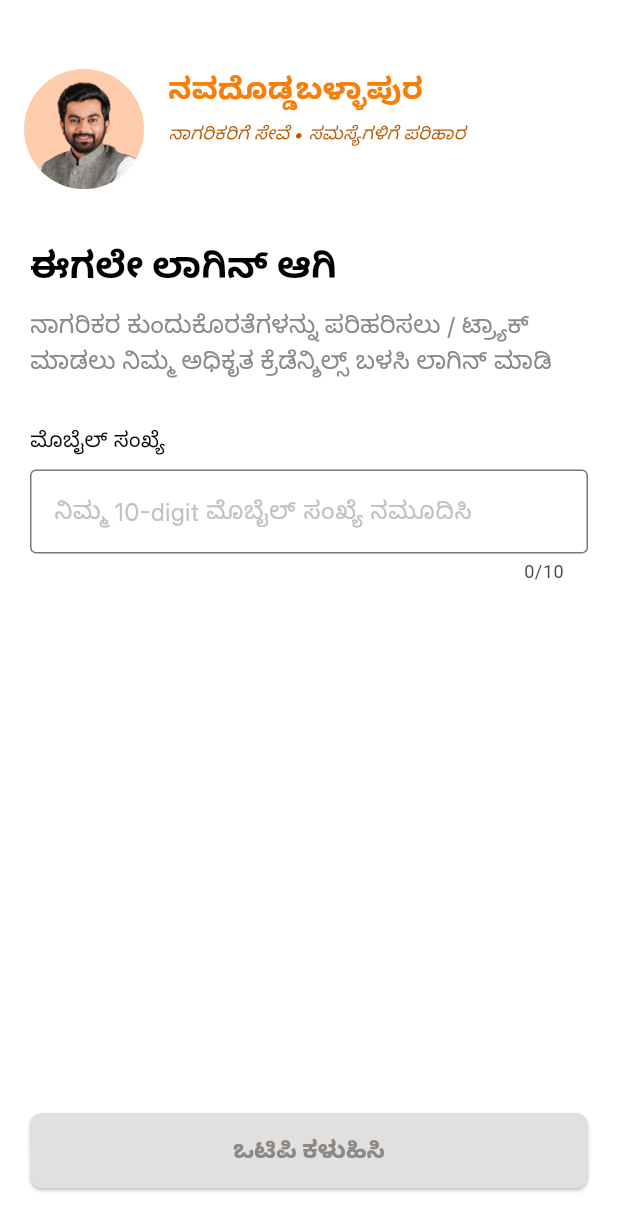
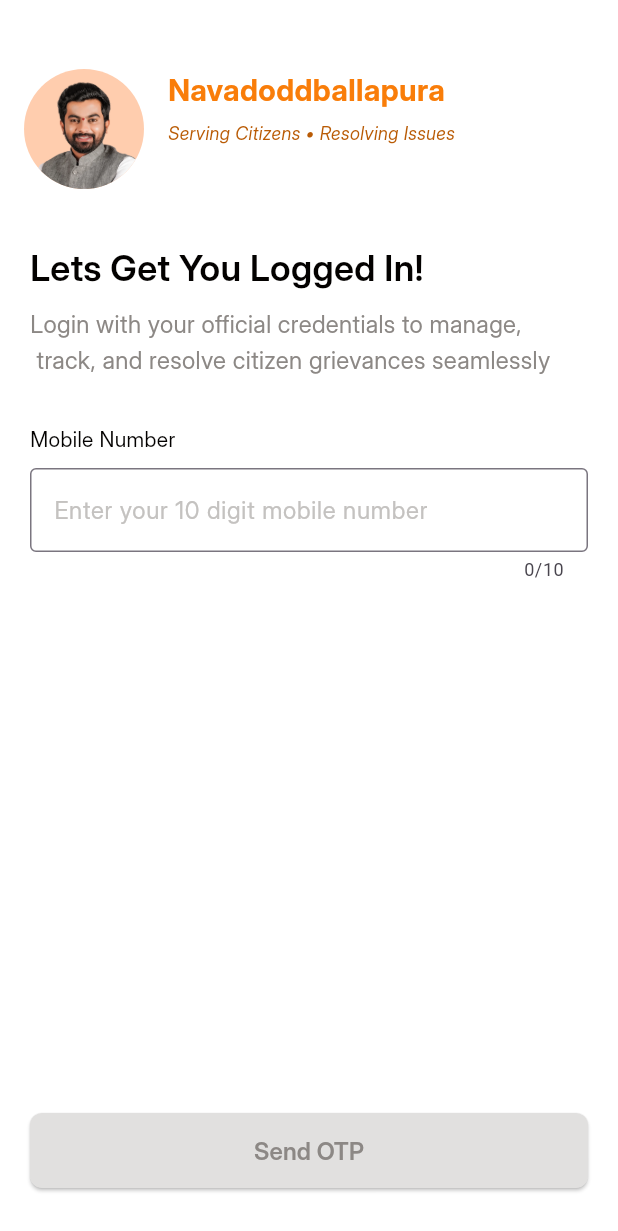
Before and after one commit to a3hwin/NDB_DEPARTMENT, a Flutter app: the screen it shows after launch, on a phone screen of 412 x 824 dp. Shown: the top 1231 px of the screen. Run offline on Flutter 3.47's test engine with Material 3 defaults, Android fonts, the phone set to English and light mode, and no system bars; our stand-ins replace connectivity_plus, firebase_core, firebase_messaging, flutter_secure_storage, flutter_svg, geocoding and 3 more; accounts and stored records are empty; Roboto replaces fonts that are missing (Inter Display); project files that could hold a hidden picture were left out.

Commit message:
Latest commit

```diff
--- a/lib/grievancesPage.dart
+++ b/lib/grievancesPage.dart
@@ -471,7 +471,7 @@ class _GrievancesScreenState extends State<GrievancesScreen> {
               controller: _searchController,
               onChanged: (value) => setState(() {}),
               decoration: const InputDecoration(
-                hintText: 'ಐಡಿ, ಟೈಟಲ್‌ ಅಥವಾ ಸ್ಥಳದ ಮೂಲಕ ದೂರುಗಳನ್ನು ಹುಡುಕಿ',
+                hintText: 'Search Grievances by ID, Title, area...',
                 hintStyle: TextStyle(
                   color: Color(0xFFC4C2C0),
                   fontSize: 16,
@@ -825,7 +825,7 @@ class _GrievancesSliverAppBarDelegate extends SliverPersistentHeaderDelegate {
                       child: Align(
                         alignment: Alignment.centerLeft,
                         child: Text(
-                          'ದೂರುಗಳು',
+                          'Grievances',
                           style: TextStyle(
                             color: Color(0xFF030100),
                             fontSize: 16,
@@ -868,7 +868,7 @@ class _GrievancesSliverAppBarDelegate extends SliverPersistentHeaderDelegate {
                 child: const SizedBox(
                   width: 335,
                   child: Text(
-                    'ದೂರುಗಳು',
+                    'Grievances',
                     style: TextStyle(
                       color: Color(0xFF030100),
                       fontSize: 24,
@@ -892,7 +892,7 @@ class _GrievancesSliverAppBarDelegate extends SliverPersistentHeaderDelegate {
                 child: const SizedBox(
                   width: 335,
                   child: Text(
-                    'ನಾಗರಿಕರ ಸಮಸ್ಯೆಗಳನ್ನು ನಿರ್ವಹಿಸಿ, ಪರಿಹರಿಸಿ ಮತ್ತು ಪ್ರತಿಕ್ರಿಯಿಸಿ.  \n   ',
+                    'Manage, Resolve an respond to citizen\nconcerns',
                     style: TextStyle(
                       color: Color(0xFF8C8885),
                       fontSize: 16,
--- a/lib/home_page.dart
+++ b/lib/home_page.dart
@@ -55,7 +55,7 @@ class _DashboardSliverAppBarDelegate extends SliverPersistentHeaderDelegate {
             left: 20,
             top: titleTopPosition,
             child: const Text(
-              'ಡ್ಯಾಶ್‌ಬೋರ್ಡ್‌',
+              'Dashboard',
               style: TextStyle(
                 fontSize: 24,
                 fontWeight: FontWeight.w600,
@@ -72,7 +72,7 @@ class _DashboardSliverAppBarDelegate extends SliverPersistentHeaderDelegate {
               opacity: visibilityPercentage,
               duration: const Duration(milliseconds: 300),
               child: const Text(
-                'ಅಡ್ಮಿನ್‌ ಅವರಿಗೆ ಸ್ವಾಗತ,  ಇಂದು ಏನಾಗುತ್ತಿದೆ ಎಂಬುದು ಇಲ್ಲಿದೆ.',
+                'Welcome Admin, here is what’s happening today.',
                 style: TextStyle(
                   fontSize: 16,
                   fontWeight: FontWeight.w400,
@@ -582,7 +582,7 @@ class _DashboardPageState extends State<DashboardPage> {
                                   mainAxisAlignment: MainAxisAlignment.center,
                                   children: [
                                     const Text(
-                                      'ಒಟ್ಟೂ ಸ್ವೀಕೃತವಾದ \nದೂರುಗಳು',
+                                      'Total Grievances \nRecieved',
                                       style: TextStyle(
                                         fontSize: 12,
                                         fontWeight: FontWeight.w400,
@@ -599,7 +599,7 @@ class _DashboardPageState extends State<DashboardPage> {
                                         fontSize: 20,
                                         fontWeight: FontWeight.w600,
                                         fontFamily: 'Inter Display',
-                                        color: Color(0xFF036B1E),
+                                        color: Color(0xFFD97706),
                                         height: 1.2,
                                       ),
                                       textAlign: TextAlign.center,
@@ -621,7 +621,7 @@ class _DashboardPageState extends State<DashboardPage> {
                                   mainAxisAlignment: MainAxisAlignment.center,
                                   children: [
                                     const Text(
-                                      'ಒಟ್ಟೂ ಪರಿಹರಿಸಲಾದ ದೂರುಗಳು',
+                                      'Total Grievances \nResolved',
                                       style: TextStyle(
                                         fontSize: 12,
                                         fontWeight: FontWeight.w400,
@@ -643,7 +643,7 @@ class _DashboardPageState extends State<DashboardPage> {
                                         fontSize: 20,
                                         fontWeight: FontWeight.w600,
                                         fontFamily: 'Inter Display',
-                                        color: Color(0xFFD97706),
+                                        color: Color(0xFF036B1E),
                                         height: 1.2,
                                       ),
                                       textAlign: TextAlign.center,
@@ -663,7 +663,7 @@ class _DashboardPageState extends State<DashboardPage> {
                         mainAxisAlignment: MainAxisAlignment.spaceBetween,
                         children: [
                           const Text(
-                            'ಇತ್ತೀಚಿನ ಚಟುವಟಿಕೆಗಳು',
+                            'Recent Grievances',
                             style: TextStyle(
                               fontSize: 20,
                               fontWeight: FontWeight.w600,
@@ -683,7 +683,7 @@ class _DashboardPageState extends State<DashboardPage> {
                               );
                             },
                             child: const Text(
-                              'ಎಲ್ಲವನ್ನೂ ತೋರಿಸಿ',
+                              'View All',
                               style: TextStyle(
                                 fontSize: 14,
                                 fontWeight: FontWeight.w400,
--- a/lib/login_page.dart
+++ b/lib/login_page.dart
@@ -282,7 +282,7 @@ class _LoginPageState extends State<LoginPage> {
                               crossAxisAlignment: CrossAxisAlignment.start,
                               children: const [
                                 Text(
-                                  'ನವದೊಡ್ಡಬಳ್ಳಾಪುರ',
+                                  'Navadoddballapura',
                                   style: TextStyle(
                                     fontSize: 20,
                                     fontFamily: 'Inter Display',
@@ -293,7 +293,7 @@ class _LoginPageState extends State<LoginPage> {
                                 ),
                                 SizedBox(height: 5),
                                 Text(
-                                  'ನಾಗರಿಕರಿಗೆ ಸೇವೆ • ಸಮಸ್ಯೆಗಳಿಗೆ ಪರಿಹಾರ',
+                                  'Serving Citizens • Resolving Issues',
                                   style: TextStyle(
                                     fontSize: 12,
                                     fontStyle: FontStyle.italic,
@@ -315,7 +315,7 @@ class _LoginPageState extends State<LoginPage> {
                           crossAxisAlignment: CrossAxisAlignment.start,
                           children: [
                             const Text(
-                              "ಈಗಲೇ ಲಾಗಿನ್‌ ಆಗಿ",
+                              "Lets Get You Logged In!",
                               style: TextStyle(
                                 fontSize: 24,
                                 fontWeight: FontWeight.w600,
@@ -326,7 +326,7 @@ class _LoginPageState extends State<LoginPage> {
                             ),
                             const SizedBox(height: 10),
                             const Text(
-                              'ನಾಗರಿಕರ ಕುಂದುಕೊರತೆಗಳನ್ನು ಪರಿಹರಿಸಲು / ಟ್ರ್ಯಾಕ್‌ ಮಾಡಲು ನಿಮ್ಮ ಅಧಿಕೃತ ಕ್ರೆಡೆನ್ಶಿಲ್ಸ್‌ ಬಳಸಿ ಲಾಗಿನ್‌ ಮಾಡಿ',
+                              'Login with your official credentials to manage, \n track, and resolve citizen grievances seamlessly',
                               textAlign: TextAlign.left,
                               style: TextStyle(
                                 fontSize: 16,
@@ -338,7 +338,7 @@ class _LoginPageState extends State<LoginPage> {
                             ),
                             const SizedBox(height: 30),
                             const Text(
-                              'ಮೊಬೈಲ್‌ ಸಂಖ್ಯೆ',
+                              'Mobile Number',
                               style: TextStyle(
                                 fontSize: 14,
                                 color: Color(0xFF030100),
@@ -351,7 +351,7 @@ class _LoginPageState extends State<LoginPage> {
                             TextField(
                               controller: _mobileController,
                               decoration: InputDecoration(
-                                hintText: 'ನಿಮ್ಮ 10-digit ಮೊಬೈಲ್‌ ಸಂಖ್ಯೆ ನಮೂದಿಸಿ',
+                                hintText: 'Enter your 10 digit mobile number',
                                 hintStyle: const TextStyle(
                                   color: Color(0xFFC4C2C0),
                                   fontSize: 16,
@@ -369,7 +369,7 @@ class _LoginPageState extends State<LoginPage> {
                             const SizedBox(height: 20),
                             if (_otpSent) ...[
                               const Text(
-                                'ಒಟಿಪಿ (6 digits)',
+                                'OTP (6 digits)',
                                 style: TextStyle(
                                   fontSize: 14,
                                   color: Color(0xFF030100),
@@ -382,7 +382,7 @@ class _LoginPageState extends State<LoginPage> {
                               TextField(
                                 controller: _otpController,
                                 decoration: const InputDecoration(
-                                  hintText: 'ಸ್ವೀಕರಿಸಿದ 6 digit ಒಟಿಪಿ ನಮೂದಿಸಿ',
+                                  hintText: 'Enter the 6 digit OTP received',
                                   hintStyle: TextStyle(
                                     color: Color(0xFFC4C2C0),
                                     fontSize: 16,
@@ -439,7 +439,7 @@ class _LoginPageState extends State<LoginPage> {
                                 color: Colors.white,
                               )
                               : Text(
-                                _otpSent ? 'ಒಟಿಪಿ ದೃಢೀಕರಿಸಿ' : 'ಒಟಿಪಿ ಕಳುಹಿಸಿ',
+                                _otpSent ? 'Verify OTP' : 'Send OTP',
                                 style: TextStyle(
                                   fontSize: 16,
                                   color:
--- a/lib/main.dart
+++ b/lib/main.dart
@@ -337,7 +337,19 @@ class _SplashScreenState extends State<SplashScreen> with SingleTickerProviderSt
               ),
               const SizedBox(height: 20, width: 274),
               const Text(
-                'ನವದೊಡ್ಡಬಳ್ಳಾಪುರ',
+                'Navadoddballapura',
+                textAlign: TextAlign.center,
+                style: TextStyle(
+                  fontSize: 24,
+                  fontFamily: 'Inter Display',
+                  fontWeight: FontWeight.w700,
+                  color: Colors.white,
+                  height: 1.33,
+                ),
+              ),
+              const SizedBox(height: 5, width: 274),
+              const Text(
+                'Grievance Desk',
                 textAlign: TextAlign.center,
                 style: TextStyle(
                   fontSize: 24,
@@ -349,19 +361,7 @@ class _SplashScreenState extends State<SplashScreen> with SingleTickerProviderSt
               ),
               const SizedBox(height: 10, width: 274),
               const Text(
-                'ದೂರುಗಳ ಸ್ವೀಕೃತಿ ಕೇಂದ್ರ',
-                textAlign: TextAlign.center,
-                style: TextStyle(
-                  fontSize: 24,
-                  fontFamily: 'Inter Display',
-                  fontWeight: FontWeight.w500,
-                  color: Colors.white,
-                  height: 1.33,
-                ),
-              ),
-              const SizedBox(height: 10, width: 274),
-              const Text(
-                'ನಾಗರಿಕರಿಗೆ ಸೇವೆ • ಸಮಸ್ಯೆಗಳಿಗೆ ಪರಿಹಾರ',
+                'Serving Citizens • Resolving Grievances',
                 textAlign: TextAlign.center,
                 style: TextStyle(
                   fontSize: 12,
--- a/lib/notif.dart
+++ b/lib/notif.dart
@@ -525,7 +525,7 @@ class _NotificationsSliverAppBarDelegate extends SliverPersistentHeaderDelegate
               child: const SizedBox(
                 width: 335,
                 child: Text(
-                  'ಅಧಿಸೂಚನೆಗಳು',
+                  'Notifications',
                   style: TextStyle(
                     color: Color(0xFF030100),
                     fontSize: 24,
@@ -545,7 +545,7 @@ class _NotificationsSliverAppBarDelegate extends SliverPersistentHeaderDelegate
               child: const SizedBox(
                 width: 335,
                 child: Text(
-                  'ನಿಮಗೆ ನಿಯೋಜಿಸಲಾಗಿರುವ ದೂರುಗಳ ಬಗ್ಗೆ ಮಾಹಿತಿ ಹೊಂದಿರಿ',
+                  'Stay update with your assigned grievances\nand system alerts',
                   style: TextStyle(
                     color: Color(0xFF8C8885),
                     fontSize: 16,
--- a/lib/profile.dart
+++ b/lib/profile.dart
@@ -2,6 +2,7 @@ import 'package:flutter/material.dart';
 import 'package:flutter_svg/flutter_svg.dart';
 import 'package:flutter_secure_storage/flutter_secure_storage.dart';
 import 'package:http/http.dart' as http;
+import 'package:url_launcher/url_launcher.dart'; // Add this import
 import 'dart:convert';
 import 'bottomNavBar.dart';
 import 'home_page.dart';
@@ -101,6 +102,18 @@ class _ProfilePageState extends State<ProfilePage> {
     );
   }
 
+  // Function to initiate a phone call
+  Future<void> _makePhoneCall(String phoneNumber) async {
+    final Uri phoneUri = Uri(scheme: 'tel', path: phoneNumber);
+    if (await canLaunchUrl(phoneUri)) {
+      await launchUrl(phoneUri);
+    } else {
+      ScaffoldMessenger.of(context).showSnackBar(
+        const SnackBar(content: Text('Could not launch phone dialer')),
+      );
+    }
+  }
+
   @override
   Widget build(BuildContext context) {
     return Scaffold(
@@ -188,8 +201,8 @@ class _ProfilePageState extends State<ProfilePage> {
                 child: Column(
                   children: [
                     buildNonExpandableOption(
-                      'ಪ್ರೋಫೈಲ್‌ ತಿದ್ದುಪಡಿ',
-                      'ನಿಮ್ಮ ಮಾಹಿತಿಯನ್ನು ನವೀಕರಿಸಿ',
+                      'Edit Profile',
+                      'Update your information',
                       () {
                         Navigator.push(
                           context,
@@ -200,8 +213,8 @@ class _ProfilePageState extends State<ProfilePage> {
                       },
                     ),
                     buildExpandableOption(
-                      'ನಮ್ಮೊಂದಿಗೆ ಸಂಪರ್ಕದಲ್ಲಿರಿ',
-                      'ಕರೆ ಅಥವಾ ಇಮೇಲ್‌ ಮೂಲಕ ನಮ್ಮನ್ನು ಸಂಪರ್ಕಿಸಿ',
+                      'Get in Touch',
+                      'Reach us via Call or Email',
                       _isGetInTouchExpanded,
                       () {
                         setState(() {
@@ -213,7 +226,7 @@ class _ProfilePageState extends State<ProfilePage> {
                       buildCallUsSection(),
                       buildSupportEmailSection(),
                     ],
-                    buildNonExpandableOption('ಲಾಗೌಟ್‌', 'ಸುರಕ್ಷಿತವಾಗಿ ಸೈನ್‌ ಔಟ್‌ ಆಗಿ', () {
+                    buildNonExpandableOption('Log‌out', 'Sign out Securely', () {
                       _logout();
                     }),
                   ],
@@ -436,7 +449,9 @@ class _ProfilePageState extends State<ProfilePage> {
                 ),
               ),
               const SizedBox(height: 8),
-              Container(
+              GestureDetector(
+                onTap: () => _makePhoneCall('9916195222'), // Trigger phone call
+                child: Container(
                   padding: const EdgeInsets.symmetric(
                     horizontal: 16,
                     vertical: 10,
@@ -448,13 +463,14 @@ class _ProfilePageState extends State<ProfilePage> {
                     ),
                   ),
                   child: const Text(
-                  '080 23456789',
+                    '9916195222',
                     style: TextStyle(
                       color: Colors.white,
                       fontSize: 12,
                       fontFamily: 'Inter Display',
                       fontWeight: FontWeight.w500,
                       height: 1.67,
+                    ),
                   ),
                 ),
               ),
```
Also changed, not shown: lib/edit.dart (+10 -10 lines), lib/update_page.dart (+14 -14 lines), lib/status_details.dart (deleted). Lines whose indentation alone changed are shown as unchanged.
